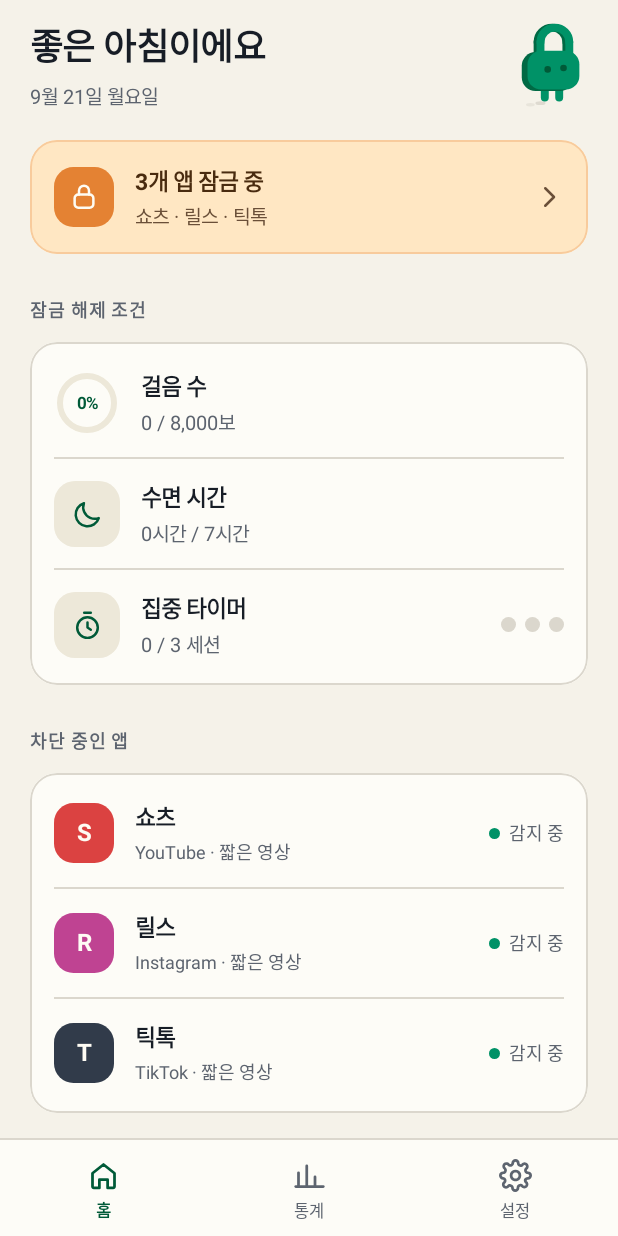
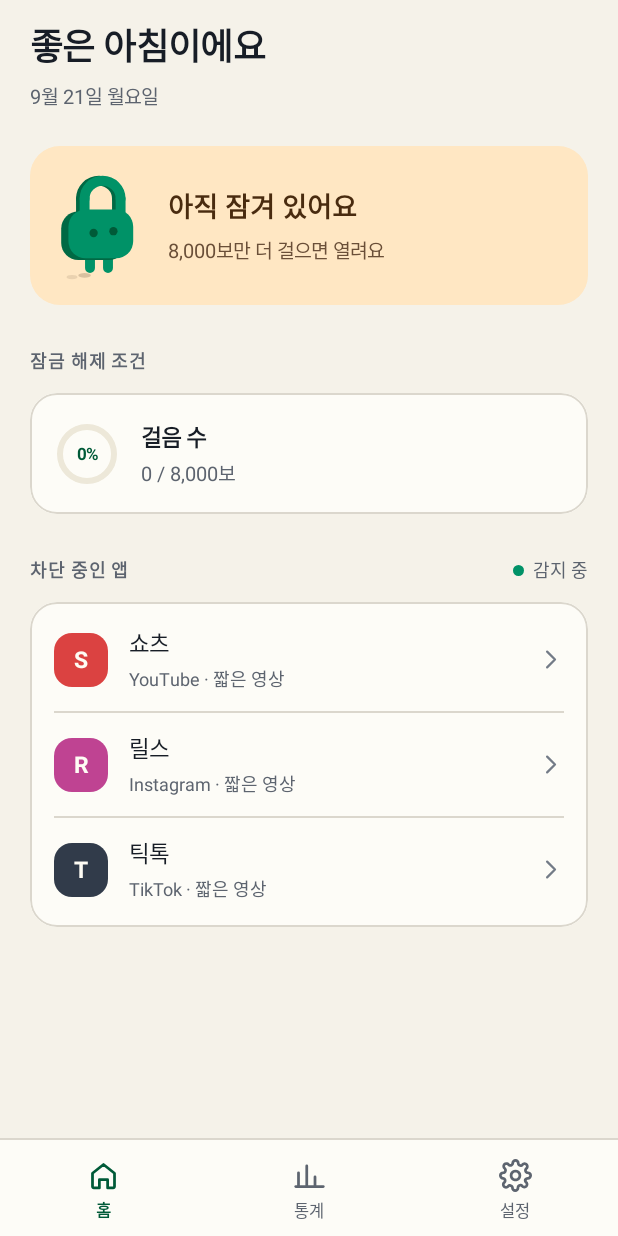
Before and after one commit to kangjungmook/StepLock_App, an Android app built with Jetpack Compose: the HomeScreen screen opened through its navigation route, on a phone screen of 412 x 824 dp. Run offline under Robolectric (Android 15) with nearby library versions, the phone set to English and light mode, and no system bars; libraries missing offline, so code that uses them is left out: androidx.health.connect, io.github.jan.supabase; 4 statements that could not run were skipped.

Commit message:
홈 화면 재구성 — 상태를 먼저, 조건은 한 가지 모양으로
화면을 열었을 때 가장 알고 싶은 "지금 잠겨 있나"에 답이 없었습니다.
배너는 "3개 앱 잠금 중"이었는데 이건 설정한 앱 개수라 오늘 조건을
채웠는지와 무관합니다. UnlockEvaluator 가 이미 계산하는 값인데
홈에 안 보였습니다.

- 맨 위에 오늘 상태 카드를 뒀습니다. 열렸으면 브랜드 그린 톤에
  쉬는 캐릭터, 잠겼으면 앰버 톤에 걷는 캐릭터와 무엇을 더 하면
  되는지 한 줄. 색과 표정이 같이 바뀌어 글을 읽지 않아도 구분됩니다.
- 캐릭터를 인사말 옆 48dp 장식에서 이 카드로 옮겼습니다.
- 조건 세 줄의 선행 요소가 링·초록 원·베이지 타일로 제각각이었습니다.
  셋 다 "목표 대비 진행"이라 같은 링으로 통일하고, 달성하면 숫자
  대신 체크가 들어가게 했습니다. 모양은 그대로, 상태만 바뀝니다.
- 그래서 중복이 된 달성 배지와 세션 점 표시를 지웠습니다.
- 끈 조건도 보여 주던 문제를 고쳤습니다(잠금 화면에서 고친 것과 같은
  문제가 여기 남아 있었습니다).
- 앱마다 반복됐던 "감지 중"은 앱별 상태가 아니라 감시 서비스 하나의
  상태라, 섹션 헤더로 옮겨 한 번만 표시합니다.
- 조건이나 앱을 하나도 고르지 않았을 때 빈 패널이 남지 않게
  다음 행동을 안내하는 줄을 넣었습니다.

조건 선택·진행률·문구 계산을 ui/util/ConditionCopy.kt 로 모아 홈과
잠금 화면이 같은 기준을 쓰게 했습니다. 따로 계산하면 "홈에서는 66%인데
잠금 화면은 다른 말을 하는" 상황이 생깁니다. 목표가 0일 때 0으로
나누지 않도록 막았습니다.

쓰이지 않게 된 LockBanner 와 문자열 3개를 지웠습니다.

Co-Authored-By: Claude Opus 5 <noreply@anthropic.com>
Claude-Session: https://claude.ai/code/session_01TfDVSB28YoT3k36WsBEoLF

```diff
--- a/app/src/main/java/com/steplock/app/ui/components/LockBanner.kt
+++ /dev/null
@@ -1,70 +0,0 @@
-package com.steplock.app.ui.components
-
-import androidx.compose.foundation.background
-import androidx.compose.foundation.border
-import androidx.compose.foundation.clickable
-import androidx.compose.foundation.layout.Arrangement
-import androidx.compose.foundation.layout.Column
-import androidx.compose.foundation.layout.Row
-import androidx.compose.foundation.layout.fillMaxWidth
-import androidx.compose.foundation.layout.padding
-import androidx.compose.foundation.layout.size
-import androidx.compose.foundation.shape.RoundedCornerShape
-import androidx.compose.material3.Icon
-import androidx.compose.material3.Text
-import androidx.compose.runtime.Composable
-import androidx.compose.ui.Alignment
-import androidx.compose.ui.Modifier
-import androidx.compose.ui.draw.clip
-import androidx.compose.ui.semantics.Role
-import androidx.compose.ui.unit.dp
-import com.steplock.app.ui.theme.SlColor
-import com.steplock.app.ui.theme.SlDimen
-import com.steplock.app.ui.theme.SlText
-
-/** 앰버 톤 잠금 상태 배너 — 탭하면 잠금 설정으로 이동합니다. */
-@Composable
-fun LockBanner(
-    title: String,
-    subtitle: String,
-    actionLabel: String,
-    onClick: () -> Unit,
-    modifier: Modifier = Modifier,
-) {
-    val shape = RoundedCornerShape(SlDimen.RadiusCard)
-    Row(
-        modifier = modifier
-            .fillMaxWidth()
-            .clip(shape)
-            .background(SlColor.AmberSurface)
-            .border(1.dp, SlColor.AmberBorder, shape)
-            .clickable(role = Role.Button, onClickLabel = actionLabel, onClick = onClick)
-            .padding(SlDimen.PanelPadding),
-        horizontalArrangement = Arrangement.spacedBy(14.dp),
-        verticalAlignment = Alignment.CenterVertically,
-    ) {
-        IconTile(
-            icon = SlIcons.Lock,
-            tint = SlColor.OnAmber,
-            background = SlColor.Amber,
-            size = 40.dp,
-            shape = RoundedCornerShape(SlDimen.RadiusBadge),
-            iconSize = 20.dp,
-        )
-        Column(modifier = Modifier.weight(1f)) {
-            Text(text = title, style = SlText.RowTitle, color = SlColor.AmberText)
-            Text(
-                text = subtitle,
-                style = SlText.RowValue,
-                color = SlColor.AmberSubText,
-                modifier = Modifier.padding(top = 3.dp),
-            )
-        }
-        Icon(
-            imageVector = SlIcons.ChevronRight,
-            contentDescription = null,
-            tint = SlColor.AmberSubText,
-            modifier = Modifier.size(20.dp),
-        )
-    }
-}
--- a/app/src/main/java/com/steplock/app/ui/screens/HomeScreen.kt
+++ b/app/src/main/java/com/steplock/app/ui/screens/HomeScreen.kt
@@ -17,6 +17,7 @@ import androidx.compose.foundation.rememberScrollState
 import androidx.compose.foundation.shape.CircleShape
 import androidx.compose.foundation.shape.RoundedCornerShape
 import androidx.compose.foundation.verticalScroll
+import androidx.compose.material3.Icon
 import androidx.compose.material3.Text
 import androidx.compose.runtime.Composable
 import androidx.compose.ui.Alignment
@@ -31,11 +32,10 @@ import com.steplock.app.data.BlockedApp
 import com.steplock.app.data.DailyStat
 import com.steplock.app.data.LockSettings
 import com.steplock.app.data.SampleData
+import com.steplock.app.data.UnlockEvaluator
 import com.steplock.app.ui.components.AppListItem
 import com.steplock.app.ui.components.BottomNavBar
 import com.steplock.app.ui.components.ConditionRow
-import com.steplock.app.ui.components.IconTile
-import com.steplock.app.ui.components.LockBanner
 import com.steplock.app.ui.components.MascotMood
 import com.steplock.app.ui.components.NavTab
 import com.steplock.app.ui.components.ProgressRing
@@ -49,14 +49,23 @@ import com.steplock.app.ui.theme.SlColor
 import com.steplock.app.ui.theme.SlDimen
 import com.steplock.app.ui.theme.SlText
 import com.steplock.app.ui.theme.StepLockTheme
+import com.steplock.app.ui.util.UnlockCondition
 import com.steplock.app.ui.util.durationLabel
+import com.steplock.app.ui.util.enabledConditions
 import com.steplock.app.ui.util.formatThousands
+import com.steplock.app.ui.util.isAchieved
+import com.steplock.app.ui.util.primaryCondition
+import com.steplock.app.ui.util.progress
+import com.steplock.app.ui.util.remainingText
 import com.steplock.app.ui.util.sleepGoalLabel
-import com.steplock.app.ui.util.sleepGoalMinutes
 import java.time.format.DateTimeFormatter
 import java.util.Locale
 import kotlin.math.roundToInt
 
+/**
+ * 홈. 화면을 열었을 때 가장 알고 싶은 것은 "지금 잠겨 있나"이므로
+ * 그 답을 맨 위 한 장으로 보여 주고, 조건은 같은 모양의 링으로 나열합니다.
+ */
 @Composable
 fun HomeScreen(
     userName: String?,
@@ -71,8 +80,8 @@ fun HomeScreen(
     modifier: Modifier = Modifier,
 ) {
     val lockedApps = apps.filter { it.id in settings.blockedAppIds }
-    val stepProgress = (stat.steps.toFloat() / settings.stepGoal).coerceIn(0f, 1f)
-    val sleepAchieved = stat.sleepMinutes >= sleepGoalMinutes(settings.sleepGoalHours)
+    val conditions = enabledConditions(settings)
+    val unlocked = UnlockEvaluator.isUnlocked(settings, stat)
 
     Column(
         modifier = modifier
@@ -91,11 +100,6 @@ fun HomeScreen(
                     bottom = 24.dp,
                 ),
         ) {
-            Row(
-                modifier = Modifier.fillMaxWidth(),
-                verticalAlignment = Alignment.CenterVertically,
-            ) {
-                Column(modifier = Modifier.weight(1f)) {
             Text(
                 text = if (userName != null) {
                     stringResource(R.string.home_greeting, userName)
@@ -116,111 +120,76 @@ fun HomeScreen(
                 style = SlText.RowValue,
                 color = SlColor.TextSecondary,
             )
-                }
-                // 목표를 채우면 캐릭터가 걸음을 멈춥니다.
-                StepLockMascot(
-                    modifier = Modifier.size(width = 48.dp, height = 60.dp),
-                    mood = if (stepProgress >= 1f) MascotMood.Resting else MascotMood.Walking,
-                )
-            }
 
-            Spacer(Modifier.height(20.dp))
-            LockBanner(
-                title = stringResource(R.string.home_locked_count, lockedApps.size),
-                subtitle = lockedApps.joinToString(" · ") { it.name },
-                actionLabel = stringResource(R.string.home_locked_manage),
-                onClick = onManageLocks,
+            Spacer(Modifier.height(24.dp))
+            TodayStatusCard(
+                unlocked = unlocked,
+                description = if (unlocked) {
+                    stringResource(R.string.home_status_unlocked_desc)
+                } else {
+                    primaryCondition(settings).remainingText(stat, settings)
+                },
             )
 
             Spacer(Modifier.height(28.dp))
             SectionLabel(stringResource(R.string.home_section_conditions))
             Spacer(Modifier.height(12.dp))
             SlPanel {
-                ConditionRow(
-                    title = stringResource(R.string.condition_steps),
-                    value = stringResource(
-                        R.string.home_steps_value,
-                        stat.steps.formatThousands(),
-                        settings.stepGoal.formatThousands(),
-                    ),
-                    leading = {
-                        ProgressRing(
-                            progress = stepProgress,
-                            size = SlDimen.TouchTarget,
-                            radius = 18.dp,
-                            strokeWidth = 4.dp,
-                        ) {
-                            Text(
-                                text = "${(stepProgress * 100).roundToInt()}%",
-                                style = SlText.RingPercent,
-                                color = SlColor.BrandDeep,
-                            )
-                        }
-                    },
-                )
-                SlDivider()
-                ConditionRow(
-                    title = stringResource(R.string.condition_sleep),
-                    value = stringResource(
-                        R.string.home_sleep_value,
-                        durationLabel(stat.sleepMinutes),
-                        sleepGoalLabel(settings.sleepGoalHours),
-                    ),
-                    leading = {
-                        if (sleepAchieved) {
-                            IconTile(
-                                icon = SlIcons.CheckMedium,
-                                tint = SlColor.OnBrand,
-                                background = SlColor.Brand,
-                                size = SlDimen.TouchTarget,
-                                shape = CircleShape,
-                                iconSize = 22.dp,
+                if (conditions.isEmpty()) {
+                    EmptyHint(
+                        title = stringResource(R.string.home_no_conditions_title),
+                        description = stringResource(R.string.home_no_conditions_desc),
+                        onClick = onManageLocks,
                     )
                 } else {
-                            IconTile(
-                                icon = SlIcons.Moon,
-                                tint = SlColor.BrandDeep,
-                                background = SlColor.SurfaceAlt,
-                                size = SlDimen.TouchTarget,
-                                shape = RoundedCornerShape(SlDimen.RadiusField),
-                                iconSize = 22.dp,
-                            )
-                        }
+                    conditions.forEachIndexed { index, condition ->
+                        if (index > 0) SlDivider()
+                        ConditionRow(
+                            title = stringResource(condition.titleRes),
+                            value = condition.valueText(stat, settings),
+                            modifier = if (condition == UnlockCondition.Pomodoro) {
+                                Modifier.clickable(role = Role.Button, onClick = onPomodoroClick)
+                            } else {
+                                Modifier
                             },
-                    trailing = { if (sleepAchieved) AchievedBadge() },
-                )
-                SlDivider()
-                ConditionRow(
-                    title = stringResource(R.string.condition_pomodoro),
-                    value = stringResource(
-                        R.string.home_pomodoro_value,
-                        stat.pomodoroSessions,
-                        settings.pomodoroGoal,
-                    ),
-                    modifier = Modifier.clickable(role = Role.Button, onClick = onPomodoroClick),
                             leading = {
-                        IconTile(
-                            icon = SlIcons.Timer,
-                            tint = SlColor.BrandDeep,
-                            background = SlColor.SurfaceAlt,
-                            size = SlDimen.TouchTarget,
-                            shape = RoundedCornerShape(SlDimen.RadiusField),
-                            iconSize = 22.dp,
+                                // 세 조건 모두 "목표 대비 진행"이라 같은 링으로 보여 줍니다.
+                                ConditionRing(
+                                    progress = condition.progress(stat, settings),
+                                    achieved = condition.isAchieved(stat, settings),
                                 )
                             },
-                    trailing = {
-                        SessionDots(
-                            completed = stat.pomodoroSessions,
-                            goal = settings.pomodoroGoal,
-                        )
+                            trailing = if (condition == UnlockCondition.Pomodoro) {
+                                { Chevron() }
+                            } else {
+                                null
                             },
                         )
                     }
+                }
+            }
 
             Spacer(Modifier.height(28.dp))
-            SectionLabel(stringResource(R.string.home_section_blocked_apps))
+            Row(
+                modifier = Modifier.fillMaxWidth(),
+                verticalAlignment = Alignment.CenterVertically,
+            ) {
+                SectionLabel(
+                    text = stringResource(R.string.home_section_blocked_apps),
+                    modifier = Modifier.weight(1f),
+                )
+                // 감지는 앱별 상태가 아니라 하나뿐인 감시 서비스의 상태입니다.
+                if (lockedApps.isNotEmpty()) DetectingStatus()
+            }
             Spacer(Modifier.height(12.dp))
             SlPanel {
+                if (lockedApps.isEmpty()) {
+                    EmptyHint(
+                        title = stringResource(R.string.home_no_apps_title),
+                        description = stringResource(R.string.home_no_apps_desc),
+                        onClick = onManageLocks,
+                    )
+                } else {
                     lockedApps.forEachIndexed { index, app ->
                         if (index > 0) SlDivider()
                         AppListItem(
@@ -228,12 +197,16 @@ fun HomeScreen(
                             badgeInitial = app.initial,
                             badgeColor = appBadgeColor(app.id),
                             subtitle = app.subtitle,
+                            badgeSize = 36.dp,
+                            nameStyle = SlText.ListItem,
+                            verticalPadding = 12.dp,
                             modifier = Modifier.clickable(
                                 role = Role.Button,
                                 onClick = { onAppClick(app) },
                             ),
-                        trailing = { DetectingStatus() },
+                            trailing = { Chevron() },
                         )
+                    }
                 }
             }
         }
@@ -242,33 +215,105 @@ fun HomeScreen(
     }
 }
 
+/**
+ * 오늘 잠금이 풀렸는지 한 장으로. 상태에 따라 색과 캐릭터 표정이 함께 바뀌어서
+ * 글을 읽지 않아도 구분됩니다.
+ */
 @Composable
-private fun AchievedBadge() {
-    Box(
+private fun TodayStatusCard(unlocked: Boolean, description: String) {
+    val container = if (unlocked) SlColor.BrandTint else SlColor.AmberSurface
+    val titleColor = if (unlocked) SlColor.BrandDeep else SlColor.AmberText
+    val descColor = if (unlocked) SlColor.BrandInk else SlColor.AmberSubText
+
+    Row(
         modifier = Modifier
-            .clip(CircleShape)
-            .background(SlColor.BrandTintAlt)
-            .padding(horizontal = 10.dp, vertical = 6.dp),
+            .fillMaxWidth()
+            .clip(RoundedCornerShape(SlDimen.RadiusPanel))
+            .background(container)
+            .padding(start = 16.dp, end = 20.dp, top = 16.dp, bottom = 16.dp),
+        horizontalArrangement = Arrangement.spacedBy(16.dp),
+        verticalAlignment = Alignment.CenterVertically,
     ) {
+        StepLockMascot(
+            modifier = Modifier.size(width = 60.dp, height = 74.dp),
+            mood = if (unlocked) MascotMood.Resting else MascotMood.Walking,
+            footprintColor = descColor.copy(alpha = 0.28f),
+        )
+        Column(modifier = Modifier.weight(1f)) {
             Text(
-            text = stringResource(R.string.home_badge_achieved),
-            style = SlText.Chip,
+                text = stringResource(
+                    if (unlocked) {
+                        R.string.home_status_unlocked_title
+                    } else {
+                        R.string.home_status_locked_title
+                    },
+                ),
+                style = SlText.StatusTitle,
+                color = titleColor,
+            )
+            Spacer(Modifier.height(6.dp))
+            Text(text = description, style = SlText.BodySm, color = descColor)
+        }
+    }
+}
+
+/** 달성하면 숫자 대신 체크가 들어갑니다 — 모양은 그대로 두고 상태만 바꿉니다. */
+@Composable
+private fun ConditionRing(progress: Float, achieved: Boolean) {
+    ProgressRing(
+        progress = progress,
+        size = SlDimen.TouchTarget,
+        radius = 18.dp,
+        strokeWidth = 4.dp,
+    ) {
+        if (achieved) {
+            Icon(
+                imageVector = SlIcons.CheckBold,
+                contentDescription = null,
+                tint = SlColor.Brand,
+                modifier = Modifier.size(18.dp),
+            )
+        } else {
+            Text(
+                text = "${(progress * 100).roundToInt()}%",
+                style = SlText.RingPercent,
                 color = SlColor.BrandDeep,
             )
         }
     }
+}
 
 @Composable
-private fun SessionDots(completed: Int, goal: Int) {
-    Row(horizontalArrangement = Arrangement.spacedBy(6.dp)) {
-        repeat(goal) { index ->
-            Box(
-                modifier = Modifier
-                    .size(10.dp)
-                    .clip(CircleShape)
-                    .background(if (index < completed) SlColor.Brand else SlColor.Border),
+private fun Chevron() {
+    Icon(
+        imageVector = SlIcons.ChevronRight,
+        contentDescription = null,
+        tint = SlColor.TextTertiary,
+        modifier = Modifier.size(18.dp),
     )
 }
+
+/** 조건이나 앱을 하나도 고르지 않았을 때. 빈 패널을 두지 않고 다음 행동을 안내합니다. */
+@Composable
+private fun EmptyHint(title: String, description: String, onClick: () -> Unit) {
+    Row(
+        modifier = Modifier
+            .fillMaxWidth()
+            .clickable(role = Role.Button, onClick = onClick)
+            .padding(vertical = 16.dp),
+        horizontalArrangement = Arrangement.spacedBy(12.dp),
+        verticalAlignment = Alignment.CenterVertically,
+    ) {
+        Column(modifier = Modifier.weight(1f)) {
+            Text(text = title, style = SlText.RowTitle, color = SlColor.TextPrimary)
+            Text(
+                text = description,
+                style = SlText.RowValue,
+                color = SlColor.TextSecondary,
+                modifier = Modifier.padding(top = 4.dp),
+            )
+        }
+        Chevron()
     }
 }
 
@@ -292,6 +337,25 @@ private fun DetectingStatus() {
     }
 }
 
+@Composable
+private fun UnlockCondition.valueText(stat: DailyStat, settings: LockSettings): String = when (this) {
+    UnlockCondition.Steps -> stringResource(
+        R.string.home_steps_value,
+        stat.steps.formatThousands(),
+        settings.stepGoal.formatThousands(),
+    )
+    UnlockCondition.Sleep -> stringResource(
+        R.string.home_sleep_value,
+        durationLabel(stat.sleepMinutes),
+        sleepGoalLabel(settings.sleepGoalHours),
+    )
+    UnlockCondition.Pomodoro -> stringResource(
+        R.string.home_pomodoro_value,
+        stat.pomodoroSessions,
+        settings.pomodoroGoal,
+    )
+}
+
 @Preview(widthDp = 412, heightDp = 892)
 @Composable
 private fun HomeScreenPreview() {
--- a/app/src/main/java/com/steplock/app/ui/theme/Type.kt
+++ b/app/src/main/java/com/steplock/app/ui/theme/Type.kt
@@ -56,6 +56,7 @@ object SlText {
     val RingValue = slStyle(FontWeight.Black, 42f, 42f, -1f)
     val LoginHeading = slStyle(FontWeight.Black, 20f, 26f)
     val DialogTitle = slStyle(FontWeight.Black, 19f, 26f)
+    val StatusTitle = slStyle(FontWeight.Black, 18f, 25f)
 
     val ScreenTitle = slStyle(FontWeight.Bold, 18f, 24f)
     val RowTitle = slStyle(FontWeight.Bold, 15f, 21f)
--- /dev/null
+++ b/app/src/main/java/com/steplock/app/ui/util/ConditionCopy.kt
@@ -0,0 +1,66 @@
+package com.steplock.app.ui.util
+
+import androidx.annotation.StringRes
+import androidx.compose.runtime.Composable
+import androidx.compose.ui.res.stringResource
+import com.steplock.app.R
+import com.steplock.app.data.DailyStat
+import com.steplock.app.data.LockSettings
+
+/**
+ * 잠금 해제 조건 세 가지.
+ *
+ * 홈과 잠금 화면이 같은 순서·같은 진행률·같은 문구를 써야 해서 여기로 모았습니다.
+ * 두 화면이 따로 계산하면 "홈에서는 66%인데 잠금 화면에서는 다른 말을 하는" 상황이 생깁니다.
+ */
+enum class UnlockCondition(
+    @StringRes val titleRes: Int,
+    @StringRes val goalCaptionRes: Int,
+) {
+    Steps(R.string.condition_steps, R.string.lock_ring_caption),
+    Sleep(R.string.condition_sleep, R.string.lock_ring_caption_sleep),
+    Pomodoro(R.string.condition_pomodoro, R.string.lock_ring_caption_pomodoro),
+}
+
+/** 켜 둔 조건만. 끈 조건을 보여 주면 열 수 없는 자물쇠처럼 읽힙니다. */
+fun enabledConditions(settings: LockSettings): List<UnlockCondition> = buildList {
+    if (settings.stepsEnabled) add(UnlockCondition.Steps)
+    if (settings.sleepEnabled) add(UnlockCondition.Sleep)
+    if (settings.pomodoroEnabled) add(UnlockCondition.Pomodoro)
+}
+
+/** 크게 보여 줄 조건 — 켜 둔 것 중 먼저 오는 하나. */
+fun primaryCondition(settings: LockSettings): UnlockCondition =
+    enabledConditions(settings).firstOrNull() ?: UnlockCondition.Steps
+
+fun UnlockCondition.progress(stat: DailyStat, settings: LockSettings): Float = when (this) {
+    UnlockCondition.Steps -> ratio(stat.steps, settings.stepGoal)
+    UnlockCondition.Sleep -> ratio(stat.sleepMinutes, sleepGoalMinutes(settings.sleepGoalHours))
+    UnlockCondition.Pomodoro -> ratio(stat.pomodoroSessions, settings.pomodoroGoal)
+}
+
+fun UnlockCondition.isAchieved(stat: DailyStat, settings: LockSettings): Boolean =
+    progress(stat, settings) >= 1f
+
+/** 무엇을 더 하면 열리는지 한 줄. 이미 채운 조건이면 남은 조건을 가리킵니다. */
+@Composable
+fun UnlockCondition.remainingText(stat: DailyStat, settings: LockSettings): String = when {
+    isAchieved(stat, settings) -> stringResource(R.string.lock_remaining_done)
+
+    this == UnlockCondition.Steps -> stringResource(
+        R.string.lock_remaining,
+        (settings.stepGoal - stat.steps).coerceAtLeast(0).formatThousands(),
+    )
+
+    // 지금 당장 채울 수 없는 조건이라 남은 시간을 숫자로 재촉하지 않습니다.
+    this == UnlockCondition.Sleep -> stringResource(R.string.lock_remaining_sleep)
+
+    else -> stringResource(
+        R.string.lock_remaining_pomodoro,
+        (settings.pomodoroGoal - stat.pomodoroSessions).coerceAtLeast(1),
+    )
+}
+
+/** 목표가 0이면 이미 채운 것으로 봅니다 — 0으로 나눠 NaN이 링에 흘러가지 않게. */
+private fun ratio(value: Int, goal: Int): Float =
+    if (goal <= 0) 1f else (value.toFloat() / goal).coerceIn(0f, 1f)
--- a/app/src/main/res/values/strings.xml
+++ b/app/src/main/res/values/strings.xml
@@ -80,14 +80,20 @@
     <string name="home_greeting">좋은 아침이에요, %1$s님</string>
     <string name="home_greeting_anonymous">좋은 아침이에요</string>
     <string name="home_date_pattern">M월 d일 EEEE</string>
-    <string name="home_locked_count">%1$d개 앱 잠금 중</string>
-    <string name="home_locked_manage">잠금 설정 관리</string>
+    <!-- 홈 맨 위 상태 카드 — 오늘 잠금이 풀렸는지 -->
+    <string name="home_status_unlocked_title">오늘은 열려 있어요</string>
+    <string name="home_status_unlocked_desc">잠긴 앱을 자유롭게 쓸 수 있어요</string>
+    <string name="home_status_locked_title">아직 잠겨 있어요</string>
     <string name="home_section_conditions">잠금 해제 조건</string>
+    <!-- 조건이나 앱을 하나도 고르지 않은 경우 -->
+    <string name="home_no_conditions_title">켜 둔 조건이 없어요</string>
+    <string name="home_no_conditions_desc">설정에서 조건을 켜면 잠금이 시작돼요</string>
+    <string name="home_no_apps_title">잠글 앱을 고르지 않았어요</string>
+    <string name="home_no_apps_desc">설정에서 잠글 앱을 골라 주세요</string>
     <string name="home_section_blocked_apps">차단 중인 앱</string>
     <string name="home_steps_value">%1$s / %2$s보</string>
     <string name="home_sleep_value">%1$s / %2$s</string>
     <string name="home_pomodoro_value">%1$d / %2$d 세션</string>
-    <string name="home_badge_achieved">달성</string>
     <string name="home_app_detecting">감지 중</string>
     <string name="nav_home">홈</string>
     <string name="nav_stats">통계</string>
```
Also changed, not shown: app/src/main/java/com/steplock/app/ui/screens/LockOverlayScreen.kt (+17 -52 lines), 1 other file. Lines whose indentation alone changed are shown as unchanged.
